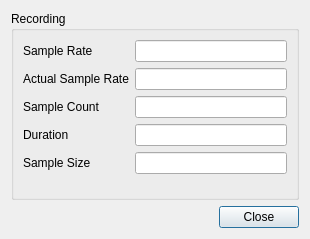
This is src/UserInterface/src/Dialog/StatisticsDialog.ui in till213/SkyDolly as Qt 5 draws it before an edit. The edited form follows.
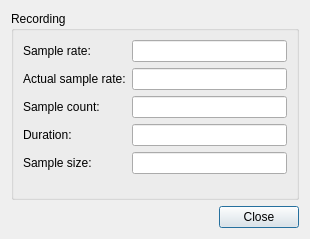
This is the edited form.

Patch:
```diff
--- a/src/UserInterface/src/Dialog/StatisticsDialog.ui
+++ b/src/UserInterface/src/Dialog/StatisticsDialog.ui
@@ -26,7 +26,7 @@
       <item row="0" column="0">
        <widget class="QLabel" name="label_57">
         <property name="text">
-         <string>Sample Rate</string>
+         <string>Sample rate:</string>
         </property>
        </widget>
       </item>
@@ -46,7 +46,7 @@
       <item row="1" column="0">
        <widget class="QLabel" name="label_55">
         <property name="text">
-         <string>Actual Sample Rate</string>
+         <string>Actual sample rate:</string>
         </property>
        </widget>
       </item>
@@ -66,7 +66,7 @@
       <item row="2" column="0">
        <widget class="QLabel" name="label_56">
         <property name="text">
-         <string>Sample Count</string>
+         <string>Sample count:</string>
         </property>
        </widget>
       </item>
@@ -86,7 +86,7 @@
       <item row="3" column="0">
        <widget class="QLabel" name="label_59">
         <property name="text">
-         <string>Duration</string>
+         <string>Duration:</string>
         </property>
        </widget>
       </item>
@@ -109,7 +109,7 @@
       <item row="4" column="0">
        <widget class="QLabel" name="label_58">
         <property name="text">
-         <string>Sample Size</string>
+         <string>Sample size:</string>
         </property>
        </widget>
       </item>
```
